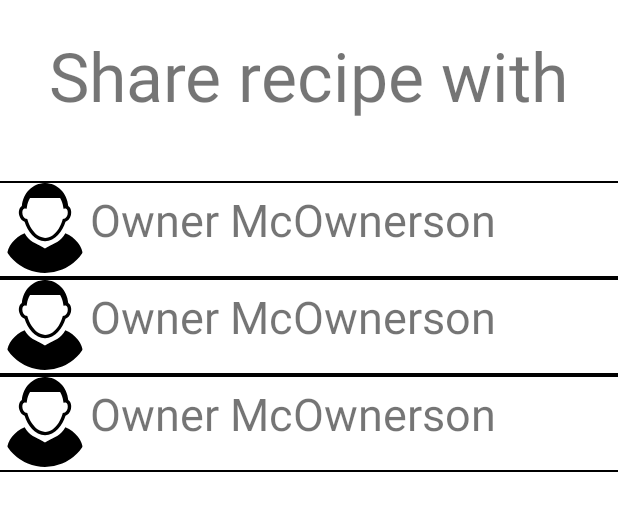
After one commit to Dreamest/CookBookApp, an Android app: the layout activity_share_recipe.xml on its own in the app's theme, with its tools: preview values and no code run, on a phone screen of 412 x 824 dp. The commit adds this screen. Shown: the top 511 px of the screen. Run offline under Robolectric (Android 15) with nearby library versions, the phone set to English and light mode, and no system bars.

Commit message:
ShareRecipeActivity added for sharing recipes between users.

```diff
--- /dev/null
+++ b/app/src/main/res/layout/activity_share_recipe.xml
@@ -0,0 +1,48 @@
+<?xml version="1.0" encoding="utf-8"?>
+<RelativeLayout
+    xmlns:android="http://schemas.android.com/apk/res/android"
+    xmlns:tools="http://schemas.android.com/tools"
+    android:layout_width="match_parent"
+    android:layout_height="match_parent"
+    tools:context=".activities.ShareRecipeActivity">
+
+    <TextView
+        android:id="@+id/share_TXT_title"
+
+        android:layout_centerHorizontal="true"
+        android:layout_width="wrap_content"
+        android:layout_height="wrap_content"
+        android:layout_marginTop="20dp"
+
+        android:text="@string/share_recipe"
+        android:textSize="45sp"
+        />
+
+    <TextView
+        android:id="@+id/share_TXT_no_friends"
+
+        android:layout_width="wrap_content"
+        android:layout_height="wrap_content"
+        android:layout_centerInParent="true"
+
+        android:text="@string/no_friends_yet"
+        android:visibility="gone"
+        android:textSize="40sp"
+        android:textStyle="bold"
+        />
+
+    <androidx.recyclerview.widget.RecyclerView
+        android:id="@+id/share_LST_friends"
+
+        android:layout_width="match_parent"
+        android:layout_height="match_parent"
+        android:layout_below="@+id/share_TXT_title"
+        android:layout_marginTop="40dp"
+
+        tools:listitem="@layout/friend_list_item"
+        tools:itemCount="3"
+        />
+
+
+
+</RelativeLayout>
--- a/app/src/main/res/layout/friend_list_item.xml
+++ b/app/src/main/res/layout/friend_list_item.xml
@@ -5,11 +5,22 @@
     xmlns:app="http://schemas.android.com/apk/res-auto"
     >
 
+    <ImageView
+        android:id="@+id/friend_IMG_header"
+
+        android:layout_width="match_parent"
+        android:layout_height="1dp"
+        android:background="@color/black"
+
+
+        />
+
     <com.google.android.material.imageview.ShapeableImageView
         android:id="@+id/friend_IMG_profile"
 
         android:layout_width="60dp"
         android:layout_height="60dp"
+        android:layout_below="@+id/friend_IMG_header"
 
         android:scaleType="centerCrop"
         app:shapeAppearanceOverlay="@style/circularImageView"
@@ -29,10 +40,9 @@
 
     <ImageView
         android:layout_width="match_parent"
-        android:layout_height="2dp"
+        android:layout_height="1dp"
         android:layout_marginTop="2dp"
         android:layout_below="@id/friend_IMG_profile"
-        android:layout_marginBottom="10dp"
 
         android:background="@color/black"
 
--- a/app/src/main/res/values/strings.xml
+++ b/app/src/main/res/values/strings.xml
@@ -50,5 +50,6 @@
     <string name="you_have_k_pending_recipes">You have K pending recipes</string>
     <string name="you_have">You have</string>
     <string name="pending_recipes">pending recipes</string>
+    <string name="share_recipe">Share recipe with</string>
 
 </resources>
```
Also changed, not shown: app/src/main/AndroidManifest.xml (+8 -9 lines), app/src/main/java/com/dreamest/cookbookapp/activities/MainActivity.java (+19 -20 lines), app/src/main/java/com/dreamest/cookbookapp/activities/ShareRecipeActivity.java (added, +137 -0 lines), 1 other file.
